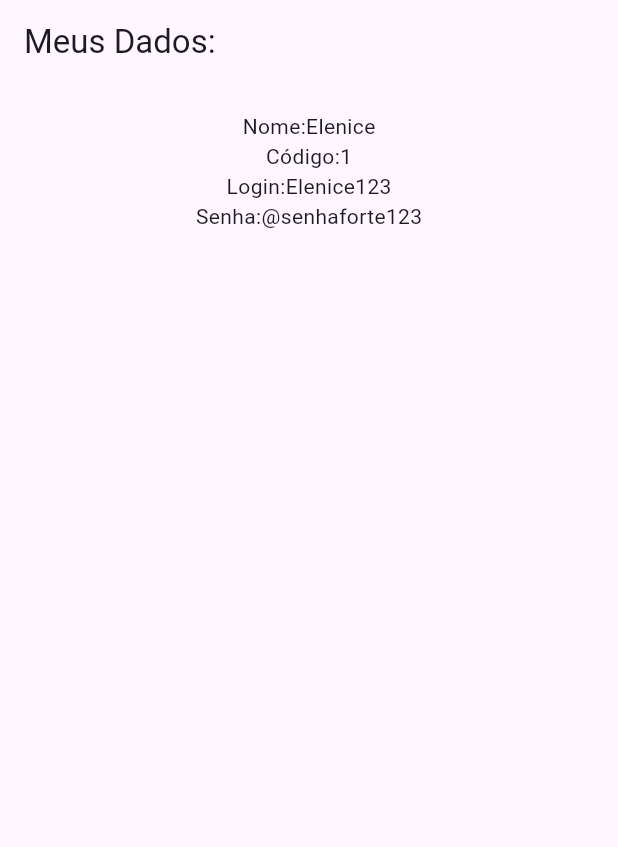
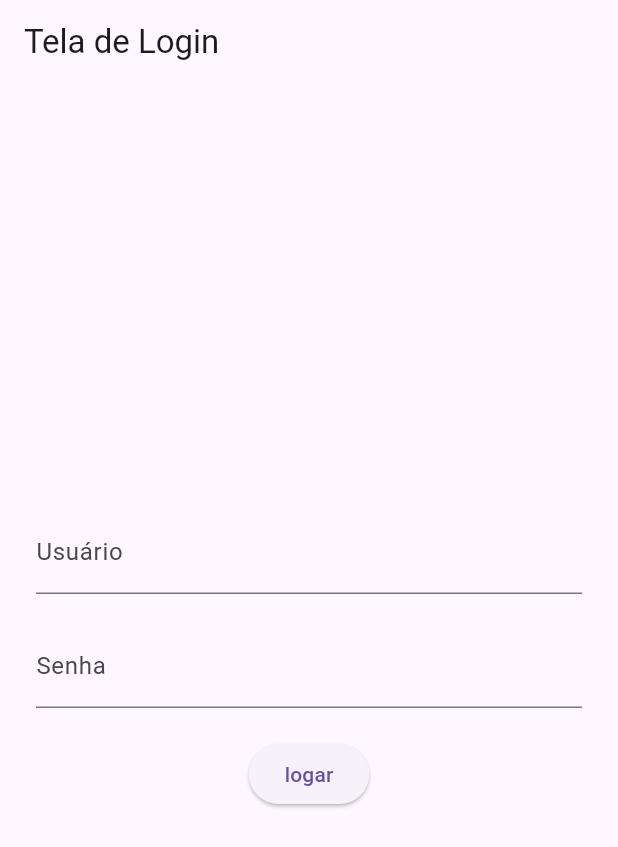
Before and after one commit to elenicealves945-netizen/voupedir, a Flutter app: the screen it shows after launch, on a phone screen of 412 x 824 dp. Shown: the top 847 px of the screen. Run offline on Flutter 3.47's test engine with Material 3 defaults, Android fonts, the phone set to English and light mode, and no system bars.

Commit message:
criaação de telas de home e login funcionando a ação de login sem banco de dados

```diff
--- a/lib/main.dart
+++ b/lib/main.dart
@@ -1,5 +1,5 @@
 import 'package:flutter/material.dart';
-import 'usuario.dart';
+import 'tela_login.dart';
 
 void main() {
   runApp(const MyApp());
@@ -9,34 +9,18 @@ class MyApp extends StatelessWidget {
   const MyApp({super.key});
   @override
   Widget build(BuildContext context) {
-
+    /*
     Usuario u = Usuario(
       codigo: 1,
       login: "Elenice123",
       nome: "Elenice",
       senha: "@senhaforte123"
-    );
-
+    );*/
 
 
     return MaterialApp(
-    home: Scaffold(
-      appBar: AppBar(
-        title: const Text("Meus Dados: "),
-      ),
-      body: Center(
-        child: Padding(padding: const EdgeInsets.all(18.0),
-          child: Column(
-             children: [
-               Text("Nome:${u.nome}"),
-               Text("Código:${u.codigo}"),
-               Text("Login:${u.login}"),
-               Text("Senha:${u.senha}"),
-          ],
-          ),
-        ),
-      ),
-    ),
-    );
+   debugShowCheckedModeBanner: false,
+      home: Telalogin()
+    ); //materialapp
   }
 }
--- /dev/null
+++ b/lib/tela_home.dart
@@ -0,0 +1,12 @@
+       import 'package:flutter/material.dart';
+
+       class TelaHome extends StatelessWidget{
+         TelaHome({super.key});
+
+         @override
+         Widget build(BuildContext context) {
+           return Scaffold(
+             appBar(title)
+           )
+  }
+       }
--- /dev/null
+++ b/lib/tela_login.dart
@@ -0,0 +1,59 @@
+import'dart:ui';
+import 'tela_home.dart';
+import 'usuario.dart';
+import 'package:flutter/material.dart';
+
+
+class Telalogin extends StatelessWidget{
+  Telalogin({super.key});
+
+  Usuario u = Usuario(
+    nome: 'admin',
+    login: 'admin',
+    senha:'@senhaforte123',
+    codigo:1
+  );
+
+  final TextEditingController usuarioController = TextEditingController();
+  final TextEditingController senhaController = TextEditingController();
+
+  @override
+  Widget build(BuildContext context){
+    return Scaffold(
+      appBar: AppBar(title:const Text("Tela de Login")),
+      body: Padding(padding: const EdgeInsets.all(24.0),
+        child: Column(
+         mainAxisAlignment: MainAxisAlignment.center,
+          children: [
+            TextField(
+              decoration: const InputDecoration(labelText: 'Usuário'),
+              controller: usuarioController,
+            ),
+            const SizedBox(height: 20),
+            TextField(
+              decoration: const InputDecoration(labelText: 'Senha'),
+              obscureText: true,
+              controller: senhaController,
+            ),
+            SizedBox(height: 20),
+            ElevatedButton(onPressed: (){
+              if(u.login == usuarioController.text && u.senha == senhaController.text){
+                Navigator.push(context,
+                MaterialPageRoute(builder:(context)=> TelaHome())
+                );
+              }else {
+                ScaffoldMessenger.of(context). showSnackBar(
+                  SnackBar(content: Text("Usuario ou senha inválidos!!"))
+                );
+              }
+              ScaffoldMessenger.of(context).showSnackBar(
+                SnackBar(content: Text("Usuário: ${usuarioController.text} Senha: ${senhaController.text}"))
+              );
+
+            }, child: const Text('logar'))
+          ],
+        ),
+      )
+    );
+  }
+}
```
